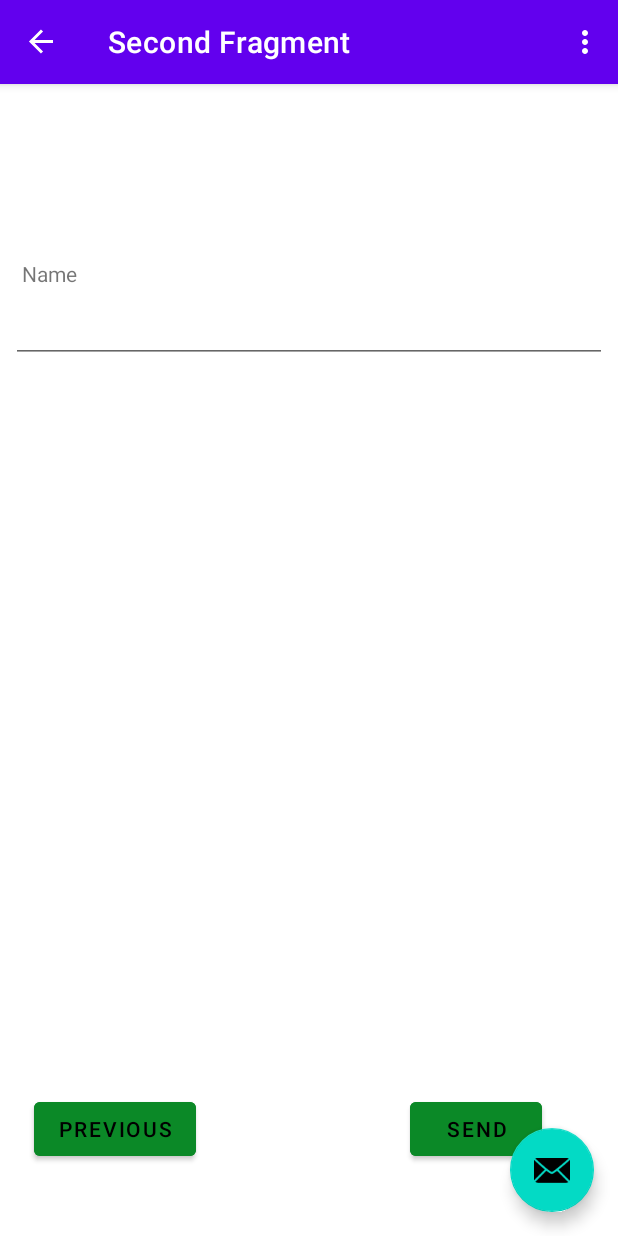
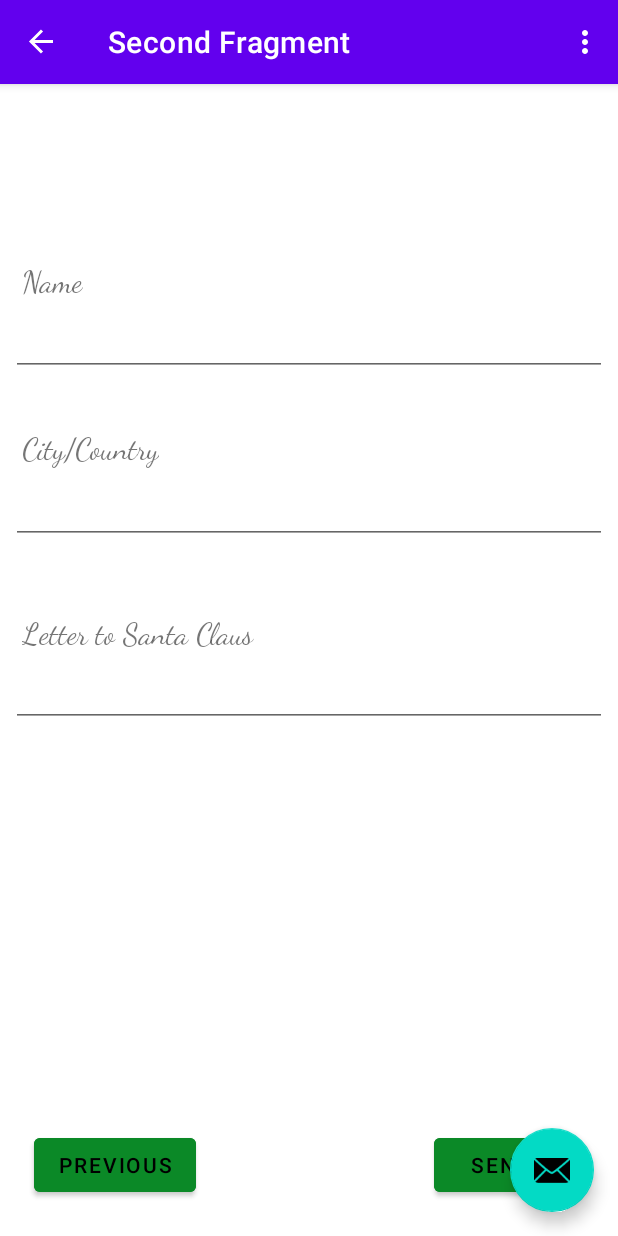
Before and after one commit to AkaciaPark/xmas-letter, an Android app: the SecondFragment screen opened through its navigation route, on a phone screen of 412 x 824 dp. Run offline under Robolectric (Android 15) with nearby library versions, the phone set to English and light mode, and no system bars; our stand-ins replace navigation-ui.

Commit message:
added all texts on the second fragment

```diff
--- a/app/src/main/res/layout/fragment_first.xml
+++ b/app/src/main/res/layout/fragment_first.xml
@@ -14,13 +14,14 @@
         android:id="@+id/textview_first"
         android:layout_width="wrap_content"
         android:layout_height="wrap_content"
+        android:fontFamily="cursive"
         android:paddingLeft="7dp"
         android:text="Ho-ho-ho \nMerry Christmas!\n\nWere you a good person this year?
         \n\nIf you said 'yes', so you can write a letter to Santa Claus!
         \n\nIf you said 'no', what a shame!!\nPromise to me, Rudolph, that you gonna be better next
          year and now hurry up... go write a letter to Santa Claus!"
-        android:textSize="16dp"
-
+        android:textAppearance="@style/TextAppearance.AppCompat.Large"
+        android:textSize="20dp"
         app:layout_constraintBottom_toTopOf="@id/button_first"
         app:layout_constraintEnd_toEndOf="parent"
         app:layout_constraintHorizontal_bias="0.461"
--- a/app/src/main/res/layout/fragment_second.xml
+++ b/app/src/main/res/layout/fragment_second.xml
@@ -11,8 +11,10 @@
         android:id="@+id/textview_second"
         android:layout_width="wrap_content"
         android:layout_height="wrap_content"
+        android:fontFamily="cursive"
         android:padding="7dp"
         android:text="Name"
+        android:textSize="20dp"
         app:layout_constraintBottom_toTopOf="@+id/button_second"
         app:layout_constraintEnd_toEndOf="parent"
         app:layout_constraintHorizontal_bias="0.0"
@@ -21,6 +23,7 @@
         app:layout_constraintVertical_bias="0.162" />
 
     <EditText
+        android:id="@+id/spaceForName"
         android:layout_width="0dp"
         android:layout_height="wrap_content"
         android:fontFamily="casual"
@@ -32,11 +35,69 @@
         app:layout_constraintTop_toBottomOf="@+id/textview_second"
         app:layout_constraintVertical_bias="0.0" />
 
+
+    <TextView
+        android:id="@+id/CityOrCountry"
+        android:layout_width="wrap_content"
+        android:layout_height="wrap_content"
+        android:fontFamily="cursive"
+        android:padding="7dp"
+        android:text="City/Country"
+        android:textSize="20dp"
+        app:layout_constraintBottom_toBottomOf="parent"
+        app:layout_constraintEnd_toEndOf="parent"
+        app:layout_constraintHorizontal_bias="0.0"
+        app:layout_constraintStart_toStartOf="parent"
+        app:layout_constraintTop_toTopOf="parent"
+        app:layout_constraintVertical_bias="0.303" />
+
+    <EditText
+        android:id="@+id/spaceForCity"
+        android:layout_width="0dp"
+        android:layout_height="wrap_content"
+        android:fontFamily="casual"
+        android:padding="7dp"
+        app:layout_constraintBottom_toBottomOf="parent"
+        app:layout_constraintEnd_toEndOf="parent"
+        app:layout_constraintHorizontal_bias="0.538"
+        app:layout_constraintStart_toStartOf="parent"
+        app:layout_constraintTop_toBottomOf="@+id/textview_second"
+        app:layout_constraintVertical_bias="0.198" />
+
+
+    <TextView
+        android:id="@+id/letterToSantaClaus"
+        android:layout_width="wrap_content"
+        android:layout_height="wrap_content"
+        android:fontFamily="cursive"
+        android:padding="7dp"
+        android:text="Letter to Santa Claus"
+        android:textSize="20dp"
+        app:layout_constraintBottom_toBottomOf="parent"
+        app:layout_constraintEnd_toEndOf="parent"
+        app:layout_constraintHorizontal_bias="0.0"
+        app:layout_constraintStart_toStartOf="parent"
+        app:layout_constraintTop_toTopOf="parent"
+        app:layout_constraintVertical_bias="0.476" />
+
+    <EditText
+        android:id="@+id/spaceForLetter"
+        android:layout_width="0dp"
+        android:layout_height="wrap_content"
+        android:fontFamily="casual"
+        android:padding="7dp"
+        app:layout_constraintBottom_toBottomOf="parent"
+        app:layout_constraintEnd_toEndOf="parent"
+        app:layout_constraintHorizontal_bias="1.0"
+        app:layout_constraintStart_toStartOf="parent"
+        app:layout_constraintTop_toBottomOf="@+id/textview_second"
+        app:layout_constraintVertical_bias="0.414" />
+
     <Button
         android:id="@+id/button_second"
         android:layout_width="wrap_content"
         android:layout_height="wrap_content"
-        android:layout_marginBottom="40dp"
+        android:layout_marginBottom="16dp"
         android:backgroundTint="#0B8927"
         android:text="@string/previous"
         android:textColor="#000000"
@@ -49,12 +110,12 @@
         android:id="@+id/button_send"
         android:layout_width="wrap_content"
         android:layout_height="wrap_content"
-        android:layout_marginBottom="40dp"
+        android:layout_marginBottom="16dp"
         android:backgroundTint="#0B8927"
         android:text="Send"
         android:textColor="#000000"
         app:layout_constraintBottom_toBottomOf="parent"
         app:layout_constraintEnd_toEndOf="parent"
-        app:layout_constraintHorizontal_bias="0.768"
+        app:layout_constraintHorizontal_bias="0.854"
         app:layout_constraintStart_toEndOf="@+id/button_second" />
 </androidx.constraintlayout.widget.ConstraintLayout>
```
